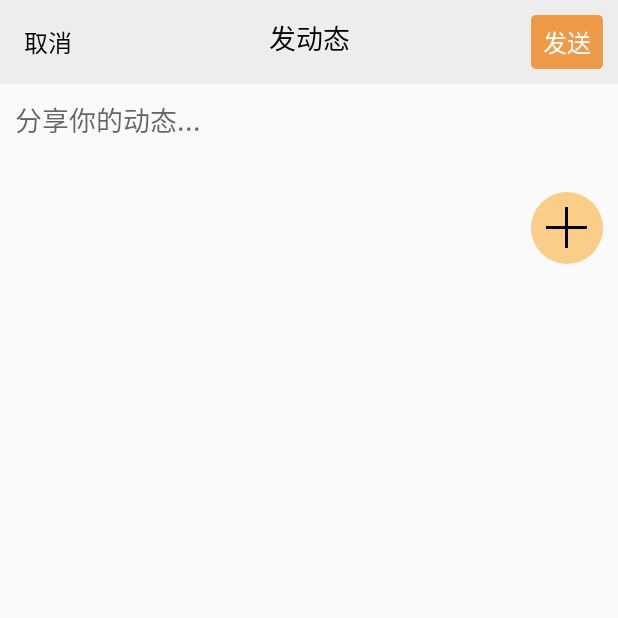
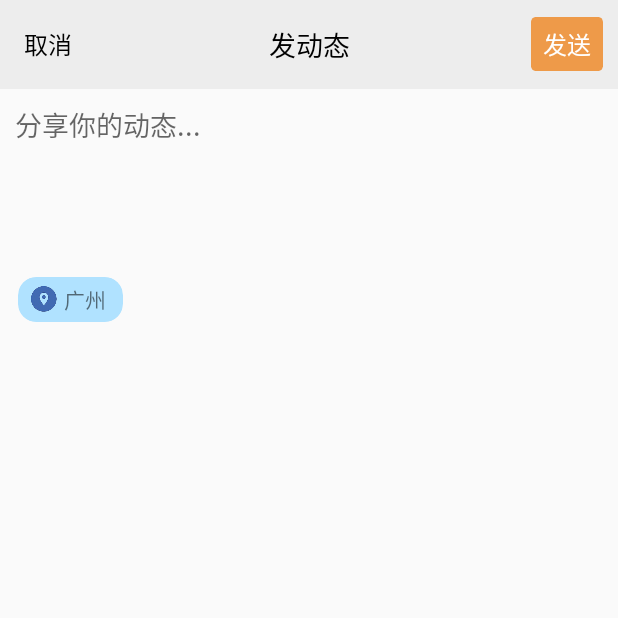
Before and after one commit to sifeng666/WuHua, an Android app: the SendPageNineImage screen opened directly, with no data from a screen before it, on a phone screen of 412 x 824 dp, the top half of it. Run offline under Robolectric (Android 15) with nearby library versions, the phone set to English and light mode, and no system bars; our stand-ins replace ButterKnife, CircleImageView, Picasso; libraries missing offline, so code that uses them is left out: com.jaeger.ninegridimageview, com.zhihu.matisse; plain views replace NineGridImageView; pictures from the network do not load; Roboto replaces fonts that are not available here; 2 statements that could not run were skipped.

Commit message:
添加了定位信息

```diff
--- a/app/src/main/java/com/example/tang/wuhua/SendPageNineImage.java
+++ b/app/src/main/java/com/example/tang/wuhua/SendPageNineImage.java
@@ -42,10 +42,10 @@ public class SendPageNineImage extends AppCompatActivity {
             "http://img.lssdjt.com/201506/24003803129.jpg",
             "http://img4.cache.netease.com/photo/0005/2013-04-11/600x450_8S5JAMQV00BV0005.jpg",
             "http://image.uczzd.cn/12206158155493040271.jpeg",
-//            "http://www.cnr.cn/newscenter/tyxw/international/news/20151104/W020151104324334665281.jpg",
-//            "http://cdnq.duitang.com/uploads/item/201406/19/20140619172206_F5AMv.thumb.700_0.jpeg",
-//            "http://images.china.cn/attachement/jpg/site1000/20140617/7427ea210951150a150456.jpg",
-//            "http://i2.hoopchina.com.cn/blogfile/201303/30/136461474350812.jpg",
+            "http://www.cnr.cn/newscenter/tyxw/international/news/20151104/W020151104324334665281.jpg",
+            "http://cdnq.duitang.com/uploads/item/201406/19/20140619172206_F5AMv.thumb.700_0.jpeg",
+            "http://images.china.cn/attachement/jpg/site1000/20140617/7427ea210951150a150456.jpg",
+            "http://i2.hoopchina.com.cn/blogfile/201303/30/136461474350812.jpg",
     };
 
 
--- a/app/src/main/res/layout/activity_send_page.xml
+++ b/app/src/main/res/layout/activity_send_page.xml
@@ -25,7 +25,7 @@
             android:layout_height="wrap_content"
             android:layout_gravity="center"
             android:text="发动态"
-            android:paddingTop="10dp"
+            android:paddingTop="16dp"
             android:paddingBottom="16dp"
             android:paddingLeft="16dp"
             android:paddingRight="16dp"
@@ -60,7 +60,7 @@
 
     <RelativeLayout
         android:layout_width="wrap_content"
-        android:layout_height="130dp">
+        android:layout_height="120dp">
 
         <EditText
             android:id="@+id/edit_input_in_send_page"
@@ -86,15 +86,47 @@
     </RelativeLayout>
 
 
+
     <com.jaeger.ninegridimageview.NineGridImageView
         android:id="@+id/ngiv_nine_grid"
-        android:padding="10dp"
+        android:paddingLeft="10dp"
+        android:paddingRight="10dp"
         android:layout_width="wrap_content"
         android:layout_height="wrap_content"
         android:layout_gravity="center"
         app:imgGap="4dp"
         app:showStyle="grid"
-        app:singleImgSize="120dp"/>
+        app:singleImgSize="100dp"/>
+
+    <android.support.v7.widget.CardView
+        android:layout_width="70dp"
+        android:layout_height="30dp"
+        app:cardElevation="0dp"
+        app:cardBackgroundColor="#B0E2FF"
+        app:cardCornerRadius="12dp"
+        android:layout_marginTop="5dp"
+        android:layout_marginLeft="12dp"
+
+
+        >
+        <ImageView
+            android:layout_width="20dp"
+            android:layout_height="20dp"
+            android:layout_gravity="center"
+            android:layout_marginRight="17dp"
+            android:src="@mipmap/location_2" />
+        <TextView
+            android:layout_width="wrap_content"
+            android:layout_height="wrap_content"
+            android:text="广州"
+            android:layout_gravity="center"
+            android:layout_marginLeft="10dp" />
+
+    </android.support.v7.widget.CardView>
+
+
+
+
 
 
 
```
Also changed, not shown: app/src/main/res/mipmap-hdpi/location_2.png (added).
